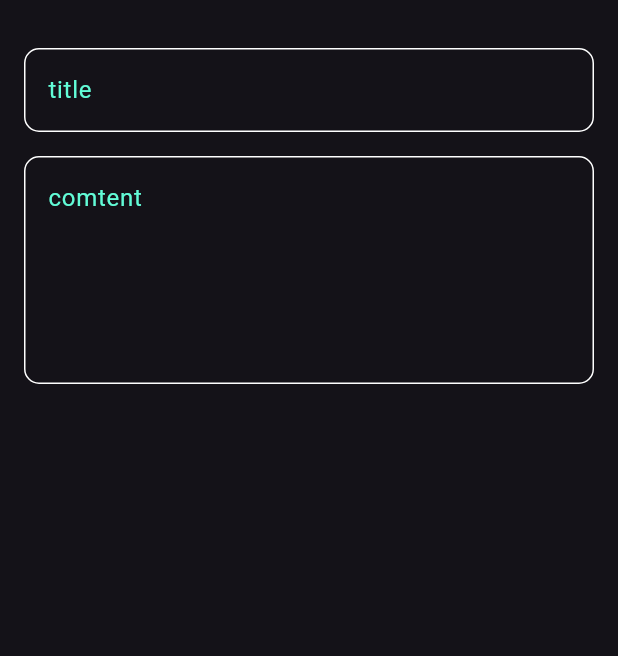
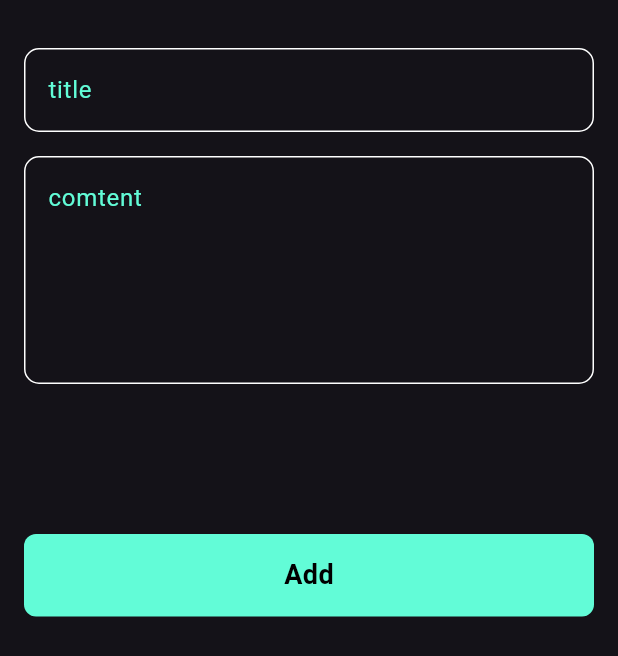
Before and after one commit to Bshara12/Notepad, a Flutter app: the Addnote widget shown alone on an empty page, opened directly, on a phone screen of 412 x 824 dp. Shown: the top 656 px of the screen. Run offline on Flutter 3.47's test engine with Material 3 defaults, Android fonts, the phone set to English and light mode, and no system bars.

Commit message:
finish notes buttom sheet

```diff
--- a/lib/views/widgets/add_note_buttomsheet.dart
+++ b/lib/views/widgets/add_note_buttomsheet.dart
@@ -1,4 +1,5 @@
 import 'package:flutter/material.dart';
+import 'package:notepad/views/widgets/custom_button.dart';
 import 'package:notepad/views/widgets/custom_text_field.dart';
 
 class Addnote extends StatelessWidget {
@@ -8,6 +9,7 @@ class Addnote extends StatelessWidget {
   Widget build(BuildContext context) {
     return const Padding(
       padding: const EdgeInsets.symmetric(horizontal: 16),
+      child: SingleChildScrollView(
         child: Column(
           children: [
             SizedBox(
@@ -21,7 +23,15 @@ class Addnote extends StatelessWidget {
               hint: 'comtent',
               maxlines: 5,
             ),
+          SizedBox(
+           height: 100,
+          ),
+            CustomButton(),
+            SizedBox(
+              height: 16,
+            )
           ],
+        ),
       ),
     );
   }
--- /dev/null
+++ b/lib/views/widgets/custom_button.dart
@@ -0,0 +1,20 @@
+import 'package:flutter/material.dart';
+
+class CustomButton extends StatelessWidget {
+  const CustomButton({super.key});
+
+  @override
+  Widget build(BuildContext context) {
+    return Container(
+      width: MediaQuery.of(context).size.width,
+      height: 55,
+      decoration: BoxDecoration(
+        color: Color(0xff62fcd7),
+        borderRadius: BorderRadius.circular(8),
+      ),
+      child:const Center(
+        child: Text('Add',style: TextStyle(color: Colors.black,fontWeight: FontWeight.bold,fontSize: 18),),
+      ),
+    );
+  }
+}
```
Lines whose indentation alone changed are shown as unchanged.
